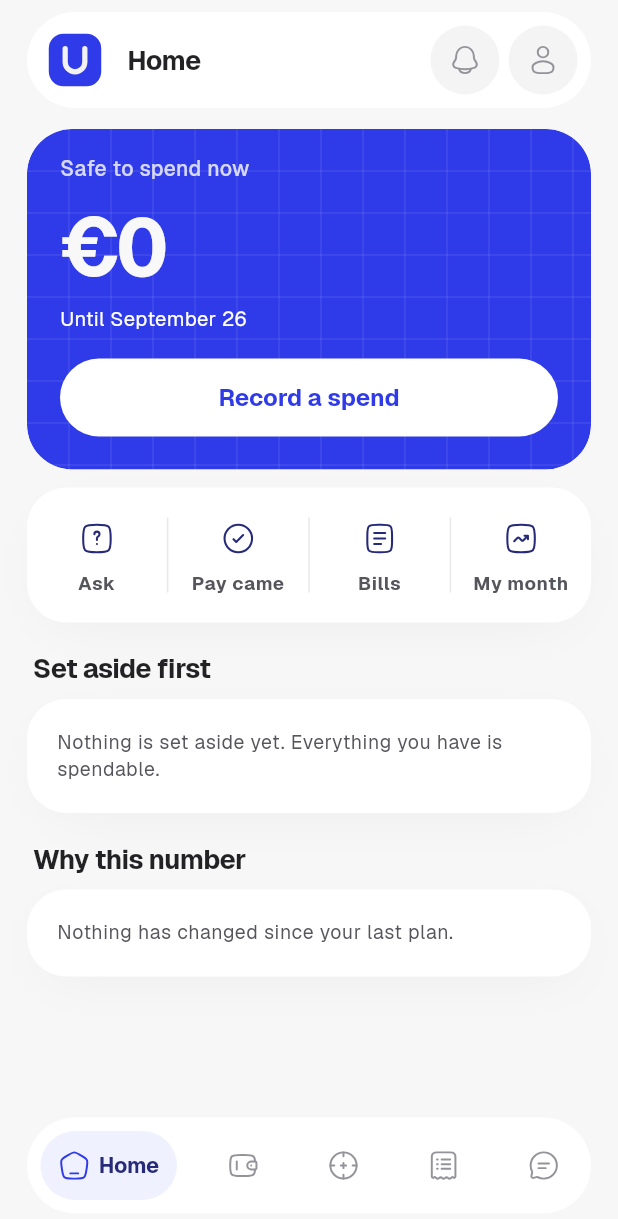
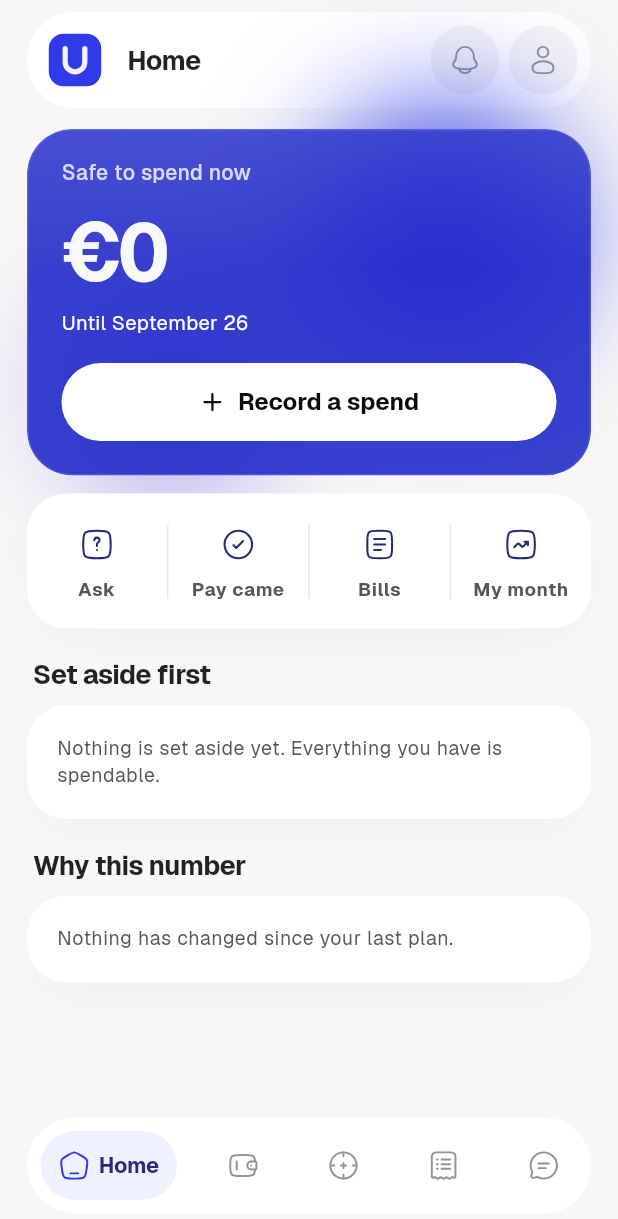
Before and after one commit to sajjadbabamaleki-lgtm/upino, a Flutter app: the HomeScreen screen opened directly with empty values, on a phone screen of 412 x 824 dp. Shown: the top 1219 px of the screen. Run offline on Flutter 3.47's test engine with Material 3 defaults, Android fonts, the phone set to English and light mode, and no system bars; our stand-ins replace file_picker, flutter_local_notifications, flutter_svg, image_picker, share_plus, speech_to_text and 1 more; missing offline and left inert: cryptography, home_widget; project files that could hold a hidden picture were left out.

Commit message:
Home hero: frosted glass over blue and violet light
The Safe-to-Spend card becomes frosted glass with a lit top edge over two
soft lights that spill past it; the button is white with an ink label and
a plus. On a light page the glass is tinted deep blue so white text keeps
its contrast. The blue light uses the hero's own gradient tokens, so the
S1/S2 signature and the design checks are unchanged.

Co-Authored-By: Claude Opus 5.5 <noreply@anthropic.com>
Claude-Session: https://claude.ai/code/session_01EPeHDspARvZmrMak7awjUc

```diff
--- a/app/lib/design/icons.dart
+++ b/app/lib/design/icons.dart
@@ -35,6 +35,7 @@ const upinoIcons = <String, String>{
   'chevronUp': '<svg xmlns="http://www.w3.org/2000/svg" viewBox="0 0 24 24"><path fill="none" stroke="currentColor" stroke-linecap="round" stroke-linejoin="round" stroke-width="1.5" d="M19 15L12 9L5 15"/></svg>',  // solar:alt-arrow-up-linear
   'chevronDown': '<svg xmlns="http://www.w3.org/2000/svg" viewBox="0 0 24 24"><path fill="none" stroke="currentColor" stroke-linecap="round" stroke-linejoin="round" stroke-width="1.5" d="M19 9L12 15L5 9"/></svg>',  // solar:alt-arrow-down-linear
   'swap': '<svg xmlns="http://www.w3.org/2000/svg" viewBox="0 0 24 24"><path fill="none" stroke="currentColor" stroke-linecap="round" stroke-linejoin="round" stroke-width="2" d="M4 9h16l-4-4m4 10H4l4 4"/></svg>',  // mingcute:transfer-line
+  'su-plus': '<svg xmlns="http://www.w3.org/2000/svg" viewBox="0 0 24 24"><path d="M12 5v14M5 12h14" fill="none" stroke="currentColor" stroke-linecap="round" stroke-width="2"/></svg>',
   'add': '<svg xmlns="http://www.w3.org/2000/svg" viewBox="0 0 24 24"><g fill="none" stroke="currentColor" stroke-linecap="round" stroke-width="1.5"><path d="M2 12C2 7.28595 2 4.92893 3.46447 3.46447C4.92893 2 7.28595 2 12 2C16.714 2 19.0711 2 20.5355 3.46447C22 4.92893 22 7.28595 22 12C22 16.714 22 19.0711 20.5355 20.5355C19.0711 22 16.714 22 12 22C7.28595 22 4.92893 22 3.46447 20.5355C2 19.0711 2 16.714 2 12Z"/><path d="M15 12L12 12M12 12L9 12M12 12L12 9M12 12L12 15"/></g></svg>',  // solar:add-square-linear
   'tune': '<svg xmlns="http://www.w3.org/2000/svg" viewBox="0 0 24 24"><g fill="none" stroke="currentColor" stroke-width="1.5"><path stroke-linecap="round" stroke-linejoin="round" d="M3 7h3M3 17h6m9 0h3M15 7h6"/><path d="M6 7c0-.932 0-1.398.152-1.765a2 2 0 0 1 1.083-1.083C7.602 4 8.068 4 9 4s1.398 0 1.765.152a2 2 0 0 1 1.083 1.083C12 5.602 12 6.068 12 7s0 1.398-.152 1.765a2 2 0 0 1-1.083 1.083C10.398 10 9.932 10 9 10s-1.398 0-1.765-.152a2 2 0 0 1-1.083-1.083C6 8.398 6 7.932 6 7Zm6 10c0-.932 0-1.398.152-1.765a2 2 0 0 1 1.083-1.083C13.602 14 14.068 14 15 14s1.398 0 1.765.152a2 2 0 0 1 1.083 1.083C18 15.602 18 16.068 18 17s0 1.398-.152 1.765a2 2 0 0 1-1.083 1.083C16.398 20 15.932 20 15 20s-1.398 0-1.765-.152a2 2 0 0 1-1.083-1.083C12 18.398 12 17.932 12 17Z"/></g></svg>',  // hugeicons:filter-horizontal
   'arrowUp': '<svg xmlns="http://www.w3.org/2000/svg" viewBox="0 0 24 24"><path fill="none" stroke="currentColor" stroke-linecap="round" stroke-linejoin="round" stroke-width="2" d="M12 20L12 4M6 10L12 4L18 10"/></svg>',  // solar:arrow-up-linear
--- a/app/lib/widgets/sts_hero.dart
+++ b/app/lib/widgets/sts_hero.dart
@@ -3,6 +3,8 @@
 /// Presentation is a function of confidence_state and mandatory_funding_gap
 /// only. It is never modulated for celebration, engagement or retention.
 library;
+
+import 'dart:ui' show ImageFilter;
 
 import 'package:flutter/material.dart';
 
@@ -58,9 +60,10 @@ class StsHero extends StatelessWidget {
       };
 }
 
-/// States S1 and S2. The fill is identical in both: age is de-emphasis, not
-/// alarm (§15.2). The gradient appears nowhere else in the app, so its
-/// presence alone says the number is current.
+/// States S1 and S2: frosted glass over two soft lights, blue and violet,
+/// that spill a little past the card. Age is de-emphasis, not alarm
+/// (§15.2), so both states share the same glass; only this hero uses it,
+/// so its presence alone says the number is current.
 class _GradientHero extends StatelessWidget {
   const _GradientHero({
     required this.snapshot,
@@ -78,18 +81,53 @@ class _GradientHero extends StatelessWidget {
   Widget build(BuildContext context) {
     final dark = isDark(context);
     final l = AppLocalizations.of(context);
-    return _HeroShell(
-      decoration: BoxDecoration(
-        borderRadius: BorderRadius.circular(UpinoTokens.radiusHero),
-        gradient: LinearGradient(
-          begin: Alignment.topCenter,
-          end: Alignment.bottomCenter,
+    final radius = BorderRadius.circular(UpinoTokens.radiusHero);
+    return Stack(
+      clipBehavior: Clip.none,
+      children: [
+        // The lights behind the glass.
+        // The brand light is drawn from the hero's own gradient tokens, which
+        // appear nowhere else, so the S1/S2 signature is unchanged.
+        Positioned(
+          top: -16,
+          right: -6,
+          child: _Glow(
+            size: 210,
             colors: dark
                 ? const [UpinoTokens.darkGradientStart, UpinoTokens.darkGradientEnd]
                 : const [UpinoTokens.gradientStart, UpinoTokens.gradientEnd],
+            opacity: 0.9,
           ),
         ),
-      decoration2: const GridField(),
+        const Positioned(
+          bottom: -10,
+          left: 10,
+          child: _Glow(size: 170, colors: [Color(0xFF5A3AE8), Color(0xFF5A3AE8)], opacity: 0.5),
+        ),
+        ClipRRect(
+          borderRadius: radius,
+          child: BackdropFilter(
+            filter: ImageFilter.blur(sigmaX: 30, sigmaY: 30),
+            child: Container(
+              width: double.infinity,
+              padding: const EdgeInsets.fromLTRB(22, 18, 22, 22),
+              decoration: BoxDecoration(
+                borderRadius: radius,
+                // On a light page the glass is tinted deep blue so white
+                // text keeps its contrast; on dark it is barely there.
+                color: dark ? const Color(0x12FFFFFF) : const Color(0xE01E27C8),
+                border: Border.all(color: const Color(0x1FFFFFFF)),
+              ),
+              // The lit top edge of the glass, over its tint.
+              foregroundDecoration: BoxDecoration(
+                borderRadius: radius,
+                gradient: const LinearGradient(
+                  begin: Alignment.topCenter,
+                  end: Alignment.bottomCenter,
+                  colors: [Color(0x14FFFFFF), Color(0x00FFFFFF)],
+                  stops: [0, 0.4],
+                ),
+              ),
               child: Column(
                 crossAxisAlignment: CrossAxisAlignment.start,
                 children: [
@@ -97,27 +135,51 @@ class _GradientHero extends StatelessWidget {
                     l.heroSafeToSpend,
                     style: const TextStyle(color: Color(0xCCFFFFFF), fontSize: 14, fontWeight: FontWeight.w500),
                   ),
-          // Measured on screen so the badge, the figure and the line under
-          // it sit 22 apart, the same as the button's distance from the
-          // card's edge. Below the figure it is measured from the digits'
-          // baseline, not the comma that hangs under it.
                   const SizedBox(height: 16),
                   _Figure(snapshot.safeToSpendNow, color: UpinoTokens.textOnInverse),
                   const SizedBox(height: 11),
-          // The set-aside total lives in its own card below; here, the date.
                   _HeroMeta(
                     l.heroUntil(formatDate(context, snapshot.decisionHorizonEnd)),
                   ),
-          // 22 to the button as well, as measured on screen.
                   const SizedBox(height: 17),
                   if (degraded)
                     _FreshnessRow(snapshot: snapshot, onConfirmBalance: onConfirmBalance)
                   else if (onQuickExpense != null)
-            _HeroButton(label: l.heroRecordSpend, onPressed: onQuickExpense!),
+                    _HeroButton(label: l.heroRecordSpend, onPressed: onQuickExpense!, ink: true),
                 ],
               ),
+            ),
+          ),
+        ),
+      ],
     );
   }
+}
+
+/// A soft round light, blurred well past its edge.
+class _Glow extends StatelessWidget {
+  const _Glow({required this.size, required this.colors, required this.opacity});
+  final double size;
+  final List<Color> colors;
+  final double opacity;
+
+  @override
+  Widget build(BuildContext context) => IgnorePointer(
+        child: Opacity(
+          opacity: opacity,
+          child: ImageFiltered(
+            imageFilter: ImageFilter.blur(sigmaX: 40, sigmaY: 40, tileMode: TileMode.decal),
+            child: Container(
+              width: size,
+              height: size * 0.8,
+              decoration: BoxDecoration(
+                shape: BoxShape.circle,
+                gradient: LinearGradient(colors: colors),
+              ),
+            ),
+          ),
+        ),
+      );
 }
 
 /// State S3. Not the celebratory gradient: the figure is zero and the gap is
@@ -354,10 +416,13 @@ class _FreshnessRow extends StatelessWidget {
 
 /// The white pill that sits inside a coloured hero.
 class _HeroButton extends StatelessWidget {
-  const _HeroButton({required this.label, required this.onPressed});
+  const _HeroButton({required this.label, required this.onPressed, this.ink = false});
 
   final String label;
   final VoidCallback onPressed;
+
+  /// Ink label with a plus, for the glass hero; blue otherwise.
+  final bool ink;
 
   @override
   Widget build(BuildContext context) => SizedBox(
@@ -366,10 +431,19 @@ class _HeroButton extends StatelessWidget {
           onPressed: onPressed,
           style: FilledButton.styleFrom(
             backgroundColor: Colors.white,
-            foregroundColor: UpinoTokens.actionPrimary,
+            foregroundColor: ink ? const Color(0xFF0B0B0E) : UpinoTokens.actionPrimary,
             minimumSize: const Size.fromHeight(52),
           ),
-          child: Text(label),
+          child: ink
+              ? Row(
+                  mainAxisSize: MainAxisSize.min,
+                  children: [
+                    const UpinoIcon('su-plus', size: 18, color: Color(0xFF0B0B0E)),
+                    const SizedBox(width: 8),
+                    Flexible(child: Text(label, overflow: TextOverflow.ellipsis)),
+                  ],
+                )
+              : Text(label),
         ),
       );
 }
```
Also changed, not shown: 5 other files. Lines whose indentation alone changed are shown as unchanged.
